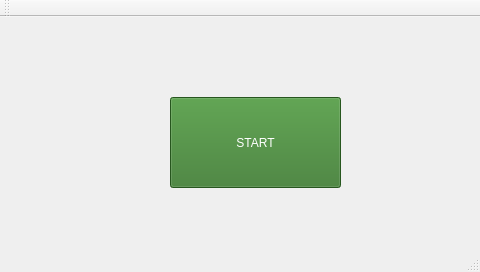
Above: mainwindow.ui from jorismathijssen/PTView before the change. Below: the same form after it.
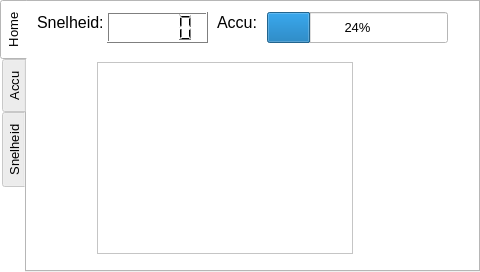
That is the form after the change. Custom widgets are drawn as their Qt base class.

Patch:
```diff
--- a/mainwindow.ui
+++ b/mainwindow.ui
@@ -13,6 +13,421 @@
     <height>272</height>
    </rect>
   </property>
+  <property name="palette">
+   <palette>
+    <active>
+     <colorrole role="WindowText">
+      <brush brushstyle="SolidPattern">
+       <color alpha="255">
+        <red>0</red>
+        <green>0</green>
+        <blue>0</blue>
+       </color>
+      </brush>
+     </colorrole>
+     <colorrole role="Button">
+      <brush brushstyle="SolidPattern">
+       <color alpha="255">
+        <red>255</red>
+        <green>255</green>
+        <blue>255</blue>
+       </color>
+      </brush>
+     </colorrole>
+     <colorrole role="Light">
+      <brush brushstyle="SolidPattern">
+       <color alpha="255">
+        <red>255</red>
+        <green>255</green>
+        <blue>255</blue>
+       </color>
+      </brush>
+     </colorrole>
+     <colorrole role="Midlight">
+      <brush brushstyle="SolidPattern">
+       <color alpha="255">
+        <red>255</red>
+        <green>255</green>
+        <blue>255</blue>
+       </color>
+      </brush>
+     </colorrole>
+     <colorrole role="Dark">
+      <brush brushstyle="SolidPattern">
+       <color alpha="255">
+        <red>127</red>
+        <green>127</green>
+        <blue>127</blue>
+       </color>
+      </brush>
+     </colorrole>
+     <colorrole role="Mid">
+      <brush brushstyle="SolidPattern">
+       <color alpha="255">
+        <red>170</red>
+        <green>170</green>
+        <blue>170</blue>
+       </color>
+      </brush>
+     </colorrole>
+     <colorrole role="Text">
+      <brush brushstyle="SolidPattern">
+       <color alpha="255">
+        <red>0</red>
+        <green>0</green>
+        <blue>0</blue>
+       </color>
+      </brush>
+     </colorrole>
+     <colorrole role="BrightText">
+      <brush brushstyle="SolidPattern">
+       <color alpha="255">
+        <red>255</red>
+        <green>255</green>
+        <blue>255</blue>
+       </color>
+      </brush>
+     </colorrole>
+     <colorrole role="ButtonText">
+      <brush brushstyle="SolidPattern">
+       <color alpha="255">
+        <red>0</red>
+        <green>0</green>
+        <blue>0</blue>
+       </color>
+      </brush>
+     </colorrole>
+     <colorrole role="Base">
+      <brush brushstyle="SolidPattern">
+       <color alpha="255">
+        <red>255</red>
+        <green>255</green>
+        <blue>255</blue>
+       </color>
+      </brush>
+     </colorrole>
+     <colorrole role="Window">
+      <brush brushstyle="SolidPattern">
+       <color alpha="255">
+        <red>255</red>
+        <green>255</green>
+        <blue>255</blue>
+       </color>
+      </brush>
+     </colorrole>
+     <colorrole role="Shadow">
+      <brush brushstyle="SolidPattern">
+       <color alpha="255">
+        <red>0</red>
+        <green>0</green>
+        <blue>0</blue>
+       </color>
+      </brush>
+     </colorrole>
+     <colorrole role="AlternateBase">
+      <brush brushstyle="SolidPattern">
+       <color alpha="255">
+        <red>255</red>
+        <green>255</green>
+        <blue>255</blue>
+       </color>
+      </brush>
+     </colorrole>
+     <colorrole role="ToolTipBase">
+      <brush brushstyle="SolidPattern">
+       <color alpha="255">
+        <red>255</red>
+        <green>255</green>
+        <blue>220</blue>
+       </color>
+      </brush>
+     </colorrole>
+     <colorrole role="ToolTipText">
+      <brush brushstyle="SolidPattern">
+       <color alpha="255">
+        <red>0</red>
+        <green>0</green>
+        <blue>0</blue>
+       </color>
+      </brush>
+     </colorrole>
+    </active>
+    <inactive>
+     <colorrole role="WindowText">
+      <brush brushstyle="SolidPattern">
+       <color alpha="255">
+        <red>0</red>
+        <green>0</green>
+        <blue>0</blue>
+       </color>
+      </brush>
+     </colorrole>
+     <colorrole role="Button">
+      <brush brushstyle="SolidPattern">
+       <color alpha="255">
+        <red>255</red>
+        <green>255</green>
+        <blue>255</blue>
+       </color>
+      </brush>
+     </colorrole>
+     <colorrole role="Light">
+      <brush brushstyle="SolidPattern">
+       <color alpha="255">
+        <red>255</red>
+        <green>255</green>
+        <blue>255</blue>
+       </color>
+      </brush>
+     </colorrole>
+     <colorrole role="Midlight">
+      <brush brushstyle="SolidPattern">
+       <color alpha="255">
+        <red>255</red>
+        <green>255</green>
+        <blue>255</blue>
+       </color>
+      </brush>
+     </colorrole>
+     <colorrole role="Dark">
+      <brush brushstyle="SolidPattern">
+       <color alpha="255">
+        <red>127</red>
+        <green>127</green>
+        <blue>127</blue>
+       </color>
+      </brush>
+     </colorrole>
+     <colorrole role="Mid">
+      <brush brushstyle="SolidPattern">
+       <color alpha="255">
+        <red>170</red>
+        <green>170</green>
+        <blue>170</blue>
+       </color>
+      </brush>
+     </colorrole>
+     <colorrole role="Text">
+      <brush brushstyle="SolidPattern">
+       <color alpha="255">
+        <red>0</red>
+        <green>0</green>
+        <blue>0</blue>
+       </color>
+      </brush>
+     </colorrole>
+     <colorrole role="BrightText">
+      <brush brushstyle="SolidPattern">
+       <color alpha="255">
+        <red>255</red>
+        <green>255</green>
+        <blue>255</blue>
+       </color>
+      </brush>
+     </colorrole>
+     <colorrole role="ButtonText">
+      <brush brushstyle="SolidPattern">
+       <color alpha="255">
+        <red>0</red>
+        <green>0</green>
+        <blue>0</blue>
+       </color>
+      </brush>
+     </colorrole>
+     <colorrole role="Base">
+      <brush brushstyle="SolidPattern">
+       <color alpha="255">
+        <red>255</red>
+        <green>255</green>
+        <blue>255</blue>
+       </color>
+      </brush>
+     </colorrole>
+     <colorrole role="Window">
+      <brush brushstyle="SolidPattern">
+       <color alpha="255">
+        <red>255</red>
+        <green>255</green>
+        <blue>255</blue>
+       </color>
+      </brush>
+     </colorrole>
+     <colorrole role="Shadow">
+      <brush brushstyle="SolidPattern">
+       <color alpha="255">
+        <red>0</red>
+        <green>0</green>
+        <blue>0</blue>
+       </color>
+      </brush>
+     </colorrole>
+     <colorrole role="AlternateBase">
+      <brush brushstyle="SolidPattern">
+       <color alpha="255">
+        <red>255</red>
+        <green>255</green>
+        <blue>255</blue>
+       </color>
+      </brush>
+     </colorrole>
+     <colorrole role="ToolTipBase">
+      <brush brushstyle="SolidPattern">
+       <color alpha="255">
+        <red>255</red>
+        <green>255</green>
+        <blue>220</blue>
+       </color>
+      </brush>
+     </colorrole>
+     <colorrole role="ToolTipText">
+      <brush brushstyle="SolidPattern">
+       <color alpha="255">
+        <red>0</red>
+        <green>0</green>
+        <blue>0</blue>
+       </color>
+      </brush>
+     </colorrole>
+    </inactive>
+    <disabled>
+     <colorrole role="WindowText">
+      <brush brushstyle="SolidPattern">
+       <color alpha="255">
+        <red>127</red>
+        <green>127</green>
+        <blue>127</blue>
+       </color>
+      </brush>
+     </colorrole>
+     <colorrole role="Button">
+      <brush brushstyle="SolidPattern">
+       <color alpha="255">
+        <red>255</red>
+        <green>255</green>
+        <blue>255</blue>
+       </color>
+      </brush>
+     </colorrole>
+     <colorrole role="Light">
+      <brush brushstyle="SolidPattern">
+       <color alpha="255">
+        <red>255</red>
+        <green>255</green>
+        <blue>255</blue>
+       </color>
+      </brush>
+     </colorrole>
+     <colorrole role="Midlight">
+      <brush brushstyle="SolidPattern">
+       <color alpha="255">
+        <red>255</red>
+        <green>255</green>
+        <blue>255</blue>
+       </color>
+      </brush>
+     </colorrole>
+     <colorrole role="Dark">
+      <brush brushstyle="SolidPattern">
+       <color alpha="255">
+        <red>127</red>
+        <green>127</green>
+        <blue>127</blue>
+       </color>
+      </brush>
+     </colorrole>
+     <colorrole role="Mid">
+      <brush brushstyle="SolidPattern">
+       <color alpha="255">
+        <red>170</red>
+        <green>170</green>
+        <blue>170</blue>
+       </color>
+      </brush>
+     </colorrole>
+     <colorrole role="Text">
+      <brush brushstyle="SolidPattern">
+       <color alpha="255">
+        <red>127</red>
+        <green>127</green>
+        <blue>127</blue>
+       </color>
+      </brush>
+     </colorrole>
+     <colorrole role="BrightText">
+      <brush brushstyle="SolidPattern">
+       <color alpha="255">
+        <red>255</red>
+        <green>255</green>
+        <blue>255</blue>
+       </color>
+      </brush>
+     </colorrole>
+     <colorrole role="ButtonText">
+      <brush brushstyle="SolidPattern">
+       <color alpha="255">
+        <red>127</red>
+        <green>127</green>
+        <blue>127</blue>
+       </color>
+      </brush>
+     </colorrole>
+     <colorrole role="Base">
+      <brush brushstyle="SolidPattern">
+       <color alpha="255">
+        <red>255</red>
+        <green>255</green>
+        <blue>255</blue>
+       </color>
+      </brush>
+     </colorrole>
+     <colorrole role="Window">
+      <brush brushstyle="SolidPattern">
+       <color alpha="255">
+        <red>255</red>
+        <green>255</green>
+        <blue>255</blue>
+       </color>
+      </brush>
+     </colorrole>
+     <colorrole role="Shadow">
+      <brush brushstyle="SolidPattern">
+       <color alpha="255">
+        <red>0</red>
+        <green>0</green>
+        <blue>0</blue>
+       </color>
+      </brush>
+     </colorrole>
+     <colorrole role="AlternateBase">
+      <brush brushstyle="SolidPattern">
+       <color alpha="255">
+        <red>255</red>
+        <green>255</green>
+        <blue>255</blue>
+       </color>
+      </brush>
+     </colorrole>
+     <colorrole role="ToolTipBase">
+      <brush brushstyle="SolidPattern">
+       <color alpha="255">
+        <red>255</red>
+        <green>255</green>
+        <blue>220</blue>
+       </color>
+      </brush>
+     </colorrole>
+     <colorrole role="ToolTipText">
+      <brush brushstyle="SolidPattern">
+       <color alpha="255">
+        <red>0</red>
+        <green>0</green>
+        <blue>0</blue>
+       </color>
+      </brush>
+     </colorrole>
+    </disabled>
+   </palette>
+  </property>
   <property name="cursor">
    <cursorShape>ArrowCursor</cursorShape>
   </property>
@@ -22,14 +437,14 @@
   <property name="tabShape">
    <enum>QTabWidget::Rounded</enum>
   </property>
-  <widget class="QWidget" name="centralWidget">
-   <widget class="QPushButton" name="pushButton">
+  <widget class="QWidget" name="StartWidget">
+   <widget class="QTabWidget" name="TabManager">
     <property name="geometry">
      <rect>
-      <x>170</x>
-      <y>80</y>
-      <width>171</width>
-      <height>91</height>
+      <x>0</x>
+      <y>0</y>
+      <width>480</width>
+      <height>272</height>
      </rect>
     </property>
     <property name="palette">
@@ -38,63 +453,63 @@
        <colorrole role="WindowText">
         <brush brushstyle="SolidPattern">
          <color alpha="255">
-          <red>255</red>
-          <green>255</green>
-          <blue>255</blue>
+          <red>0</red>
+          <green>0</green>
+          <blue>0</blue>
          </color>
         </brush>
        </colorrole>
        <colorrole role="Button">
         <brush brushstyle="SolidPattern">
          <color alpha="255">
-          <red>54</red>
-          <green>121</green>
-          <blue>42</blue>
+          <red>255</red>
+          <green>255</green>
+          <blue>255</blue>
          </color>
         </brush>
        </colorrole>
        <colorrole role="Light">
         <brush brushstyle="SolidPattern">
          <color alpha="255">
-          <red>81</red>
-          <green>182</green>
-          <blue>63</blue>
+          <red>255</red>
+          <green>255</green>
+          <blue>255</blue>
          </color>
         </brush>
        </colorrole>
        <colorrole role="Midlight">
         <brush brushstyle="SolidPattern">
          <color alpha="255">
-          <red>67</red>
-          <green>151</green>
-          <blue>52</blue>
+          <red>255</red>
+          <green>255</green>
+          <blue>255</blue>
          </color>
         </brush>
        </colorrole>
        <colorrole role="Dark">
         <brush brushstyle="SolidPattern">
          <color alpha="255">
-          <red>27</red>
-          <green>60</green>
-          <blue>21</blue>
+          <red>127</red>
+          <green>127</green>
+          <blue>127</blue>
          </color>
         </brush>
        </colorrole>
        <colorrole role="Mid">
         <brush brushstyle="SolidPattern">
          <color alpha="255">
-          <red>36</red>
-          <green>80</green>
-          <blue>28</blue>
+          <red>170</red>
+          <green>170</green>
+          <blue>170</blue>
          </color>
         </brush>
        </colorrole>
        <colorrole role="Text">
         <brush brushstyle="SolidPattern">
          <color alpha="255">
-          <red>255</red>
-          <green>255</green>
-          <blue>255</blue>
+          <red>0</red>
+          <green>0</green>
+          <blue>0</blue>
          </color>
         </brush>
        </colorrole>
@@ -110,27 +525,27 @@
        <colorrole role="ButtonText">
         <brush brushstyle="SolidPattern">
          <color alpha="255">
-          <red>255</red>
-          <green>255</green>
-          <blue>255</blue>
+          <red>0</red>
+          <green>0</green>
+          <blue>0</blue>
          </color>
         </brush>
        </colorrole>
        <colorrole role="Base">
         <brush brushstyle="SolidPattern">
          <color alpha="255">
-          <red>0</red>
-          <green>0</green>
-          <blue>0</blue>
+          <red>255</red>
+          <green>255</green>
+          <blue>255</blue>
          </color>
         </brush>
        </colorrole>
        <colorrole role="Window">
         <brush brushstyle="SolidPattern">
          <color alpha="255">
-          <red>54</red>
-          <green>121</green>
-          <blue>42</blue>
+          <red>255</red>
+          <green>255</green>
+          <blue>255</blue>
          </color>
         </brush>
        </colorrole>
@@ -146,9 +561,9 @@
        <colorrole role="AlternateBase">
         <brush brushstyle="SolidPattern">
          <color alpha="255">
-          <red>27</red>
-          <green>60</green>
-          <blue>21</blue>
+          <red>255</red>
+          <green>255</green>
+          <blue>255</blue>
          </color>
         </brush>
        </colorrole>
@@ -175,63 +590,63 @@
        <colorrole role="WindowText">
         <brush brushstyle="SolidPattern">
          <color alpha="255">
-          <red>255</red>
-          <green>255</green>
-          <blue>255</blue>
+          <red>0</red>
+          <green>0</green>
+          <blue>0</blue>
          </color>
         </brush>
        </colorrole>
        <colorrole role="Button">
         <brush brushstyle="SolidPattern">
          <color alpha="255">
-          <red>54</red>
-          <green>121</green>
-          <blue>42</blue>
+          <red>255</red>
+          <green>255</green>
+          <blue>255</blue>
          </color>
         </brush>
        </colorrole>
        <colorrole role="Light">
         <brush brushstyle="SolidPattern">
          <color alpha="255">
-          <red>81</red>
-          <green>182</green>
-          <blue>63</blue>
+          <red>255</red>
+          <green>255</green>
+          <blue>255</blue>
          </color>
         </brush>
        </colorrole>
        <colorrole role="Midlight">
         <brush brushstyle="SolidPattern">
          <color alpha="255">
-          <red>67</red>
-          <green>151</green>
-          <blue>52</blue>
+          <red>255</red>
+          <green>255</green>
+          <blue>255</blue>
          </color>
         </brush>
        </colorrole>
        <colorrole role="Dark">
         <brush brushstyle="SolidPattern">
          <color alpha="255">
-          <red>27</red>
-          <green>60</green>
-          <blue>21</blue>
+          <red>127</red>
+          <green>127</green>
+          <blue>127</blue>
          </color>
         </brush>
        </colorrole>
        <colorrole role="Mid">
         <brush brushstyle="SolidPattern">
          <color alpha="255">
-          <red>36</red>
-          <green>80</green>
-          <blue>28</blue>
+          <red>170</red>
+          <green>170</green>
+          <blue>170</blue>
          </color>
         </brush>
        </colorrole>
        <colorrole role="Text">
         <brush brushstyle="SolidPattern">
          <color alpha="255">
-          <red>255</red>
-          <green>255</green>
-          <blue>255</blue>
+          <red>0</red>
+          <green>0</green>
+          <blue>0</blue>
          </color>
         </brush>
        </colorrole>
@@ -247,27 +662,27 @@
        <colorrole role="ButtonText">
         <brush brushstyle="SolidPattern">
          <color alpha="255">
-          <red>255</red>
-          <green>255</green>
-          <blue>255</blue>
+          <red>0</red>
+          <green>0</green>
+          <blue>0</blue>
          </color>
         </brush>
        </colorrole>
        <colorrole role="Base">
         <brush brushstyle="SolidPattern">
          <color alpha="255">
-          <red>0</red>
-          <green>0</green>
-          <blue>0</blue>
+          <red>255</red>
+          <green>255</green>
+          <blue>255</blue>
          </color>
         </brush>
        </colorrole>
        <colorrole role="Window">
         <brush brushstyle="SolidPattern">
          <color alpha="255">
-          <red>54</red>
-          <green>121</green>
-          <blue>42</blue>
+          <red>255</red>
+          <green>255</green>
+          <blue>255</blue>
          </color>
         </brush>
        </colorrole>
@@ -283,9 +698,9 @@
        <colorrole role="AlternateBase">
         <brush brushstyle="SolidPattern">
          <color alpha="255">
-          <red>27</red>
-          <green>60</green>
-          <blue>21</blue>
+          <red>255</red>
+          <green>255</green>
+          <blue>255</blue>
          </color>
         </brush>
        </colorrole>
@@ -312,63 +727,63 @@
        <colorrole role="WindowText">
         <brush brushstyle="SolidPattern">
          <color alpha="255">
-          <red>27</red>
-          <green>60</green>
-          <blue>21</blue>
+          <red>127</red>
+          <green>127</green>
+          <blue>127</blue>
          </color>
         </brush>
        </colorrole>
        <colorrole role="Button">
         <brush brushstyle="SolidPattern">
          <color alpha="255">
-          <red>54</red>
-          <green>121</green>
-          <blue>42</blue>
+          <red>255</red>
+          <green>255</green>
+          <blue>255</blue>
          </color>
         </brush>
        </colorrole>
        <colorrole role="Light">
         <brush brushstyle="SolidPattern">
          <color alpha="255">
-          <red>81</red>
-          <green>182</green>
-          <blue>63</blue>
+          <red>255</red>
+          <green>255</green>
+          <blue>255</blue>
          </color>
         </brush>
        </colorrole>
        <colorrole role="Midlight">
         <brush brushstyle="SolidPattern">
          <color alpha="255">
-          <red>67</red>
-          <green>151</green>
-          <blue>52</blue>
+          <red>255</red>
+          <green>255</green>
+          <blue>255</blue>
          </color>
         </brush>
        </colorrole>
        <colorrole role="Dark">
         <brush brushstyle="SolidPattern">
          <color alpha="255">
-          <red>27</red>
-          <green>60</green>
-          <blue>21</blue>
+          <red>127</red>
+          <green>127</green>
+          <blue>127</blue>
          </color>
         </brush>
        </colorrole>
        <colorrole role="Mid">
         <brush brushstyle="SolidPattern">
          <color alpha="255">
-          <red>36</red>
-          <green>80</green>
-          <blue>28</blue>
+          <red>170</red>
+          <green>170</green>
+          <blue>170</blue>
          </color>
         </brush>
        </colorrole>
        <colorrole role="Text">
         <brush brushstyle="SolidPattern">
          <color alpha="255">
-          <red>27</red>
-          <green>60</green>
-          <blue>21</blue>
+          <red>127</red>
+          <green>127</green>
+          <blue>127</blue>
          </color>
         </brush>
        </colorrole>
@@ -384,27 +799,27 @@
        <colorrole role="ButtonText">
         <brush brushstyle="SolidPattern">
          <color alpha="255">
-          <red>27</red>
-          <green>60</green>
-          <blue>21</blue>
+          <red>127</red>
+          <green>127</green>
+          <blue>127</blue>
          </color>
         </brush>
        </colorrole>
        <colorrole role="Base">
         <brush brushstyle="SolidPattern">
          <color alpha="255">
-          <red>54</red>
-          <green>121</green>
-          <blue>42</blue>
+          <red>255</red>
+          <green>255</green>
+          <blue>255</blue>
          </color>
         </brush>
        </colorrole>
        <colorrole role="Window">
         <brush brushstyle="SolidPattern">
          <color alpha="255">
-          <red>54</red>
-          <green>121</green>
-          <blue>42</blue>
+          <red>255</red>
+          <green>255</green>
+          <blue>255</blue>
          </color>
         </brush>
        </colorrole>
@@ -420,9 +835,9 @@
        <colorrole role="AlternateBase">
         <brush brushstyle="SolidPattern">
          <color alpha="255">
-          <red>54</red>
-          <green>121</green>
-          <blue>42</blue>
+          <red>255</red>
+          <green>255</green>
+          <blue>255</blue>
          </color>
         </brush>
        </colorrole>
@@ -447,25 +862,148 @@
       </disabled>
      </palette>
     </property>
-    <property name="cursor">
-     <cursorShape>PointingHandCursor</cursorShape>
+    <property name="font">
+     <font>
+      <pointsize>10</pointsize>
+     </font>
     </property>
-    <property name="text">
-     <string>START</string>
+    <property name="focusPolicy">
+     <enum>Qt::NoFocus</enum>
     </property>
+    <property name="tabPosition">
+     <enum>QTabWidget::West</enum>
+    </property>
+    <property name="tabShape">
+     <enum>QTabWidget::Rounded</enum>
+    </property>
+    <property name="currentIndex">
+     <number>0</number>
+    </property>
+    <property name="iconSize">
+     <size>
+      <width>16</width>
+      <height>16</height>
+     </size>
+    </property>
+    <property name="elideMode">
+     <enum>Qt::ElideMiddle</enum>
+    </property>
+    <widget class="QWidget" name="Speed">
+     <attribute name="title">
+      <string>Home</string>
+     </attribute>
+     <widget class="QLabel" name="label_3">
+      <property name="geometry">
+       <rect>
+        <x>190</x>
+        <y>10</y>
+        <width>41</width>
+        <height>21</height>
+       </rect>
+      </property>
+      <property name="font">
+       <font>
+        <pointsize>12</pointsize>
+       </font>
+      </property>
+      <property name="text">
+       <string>Accu:</string>
+      </property>
+     </widget>
+     <widget class="QLCDNumber" name="lcdNumber_2">
+      <property name="geometry">
+       <rect>
+        <x>80</x>
+        <y>10</y>
+        <width>101</width>
+        <height>31</height>
+       </rect>
+      </property>
+     </widget>
+     <widget class="QProgressBar" name="progressBar">
+      <property name="geometry">
+       <rect>
+        <x>240</x>
+        <y>10</y>
+        <width>181</width>
+        <height>31</height>
+       </rect>
+      </property>
+      <property name="value">
+       <number>24</number>
+      </property>
+     </widget>
+     <widget class="QLabel" name="label_2">
+      <property name="geometry">
+       <rect>
+        <x>10</x>
+        <y>10</y>
+        <width>71</width>
+        <height>21</height>
+       </rect>
+      </property>
+      <property name="font">
+       <font>
+        <pointsize>12</pointsize>
+       </font>
+      </property>
+      <property name="text">
+       <string>Snelheid:</string>
+      </property>
+     </widget>
+     <widget class="QTextBrowser" name="textBrowser">
+      <property name="geometry">
+       <rect>
+        <x>70</x>
+        <y>60</y>
+        <width>256</width>
+        <height>192</height>
+       </rect>
+      </property>
+     </widget>
+    </widget>
+    <widget class="QWidget" name="Power">
+     <attribute name="title">
+      <string>Accu</string>
+     </attribute>
+     <widget class="QCustomPlot" name="graph" native="true">
+      <property name="geometry">
+       <rect>
+        <x>10</x>
+        <y>10</y>
+        <width>421</width>
+        <height>241</height>
+       </rect>
+      </property>
+     </widget>
+    </widget>
+    <widget class="QWidget" name="speed">
+     <attribute name="title">
+      <string>Snelheid</string>
+     </attribute>
+     <widget class="QCustomPlot" name="graph_2" native="true">
+      <property name="geometry">
+       <rect>
+        <x>10</x>
+        <y>10</y>
+        <width>421</width>
+        <height>241</height>
+       </rect>
+      </property>
+     </widget>
+    </widget>
    </widget>
   </widget>
-  <widget class="QToolBar" name="mainToolBar">
-   <attribute name="toolBarArea">
-    <enum>TopToolBarArea</enum>
-   </attribute>
-   <attribute name="toolBarBreak">
-    <bool>false</bool>
-   </attribute>
-  </widget>
-  <widget class="QStatusBar" name="statusBar"/>
  </widget>
  <layoutdefault spacing="6" margin="11"/>
+ <customwidgets>
+  <customwidget>
+   <class>QCustomPlot</class>
+   <extends>QWidget</extends>
+   <header>qcustomplot.h</header>
+   <container>1</container>
+  </customwidget>
+ </customwidgets>
  <resources/>
  <connections/>
 </ui>
```
Left out of the diff: 2 changed lines with no effect on the pictures.
